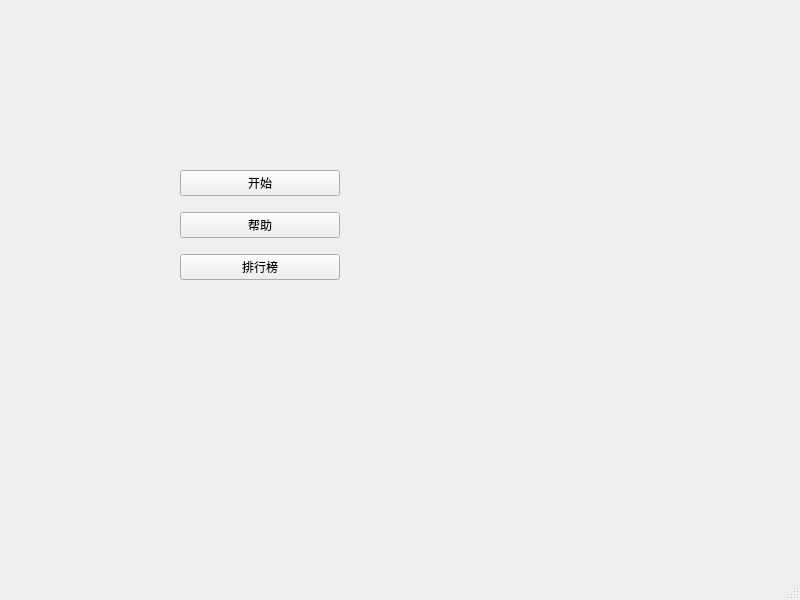
This is xxlProject.ui in jimmyss/Bejeweled as Qt 5 draws it before an edit. The edited form follows.
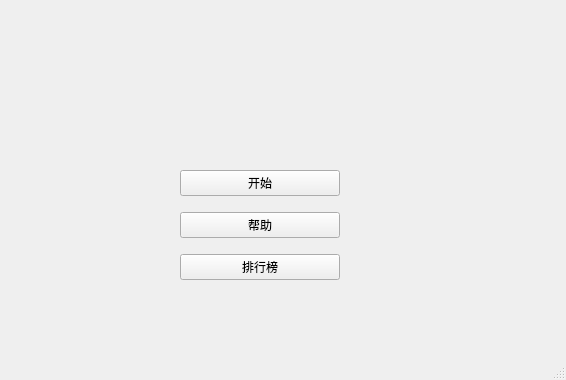
This is the edited form.

What changed in the file:
```diff
--- a/xxlProject.ui
+++ b/xxlProject.ui
@@ -6,8 +6,8 @@
    <rect>
     <x>0</x>
     <y>0</y>
-    <width>800</width>
-    <height>600</height>
+    <width>566</width>
+    <height>380</height>
    </rect>
   </property>
   <property name="windowTitle">
```
Left out of the diff: 2 changed lines with no effect on the pictures.
